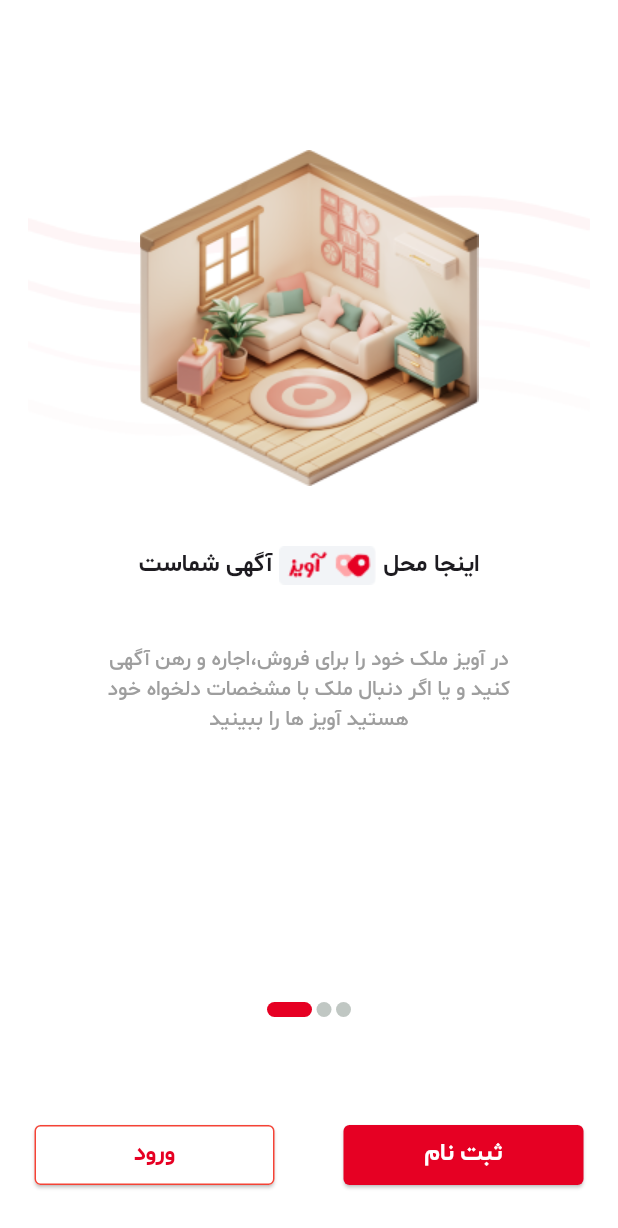
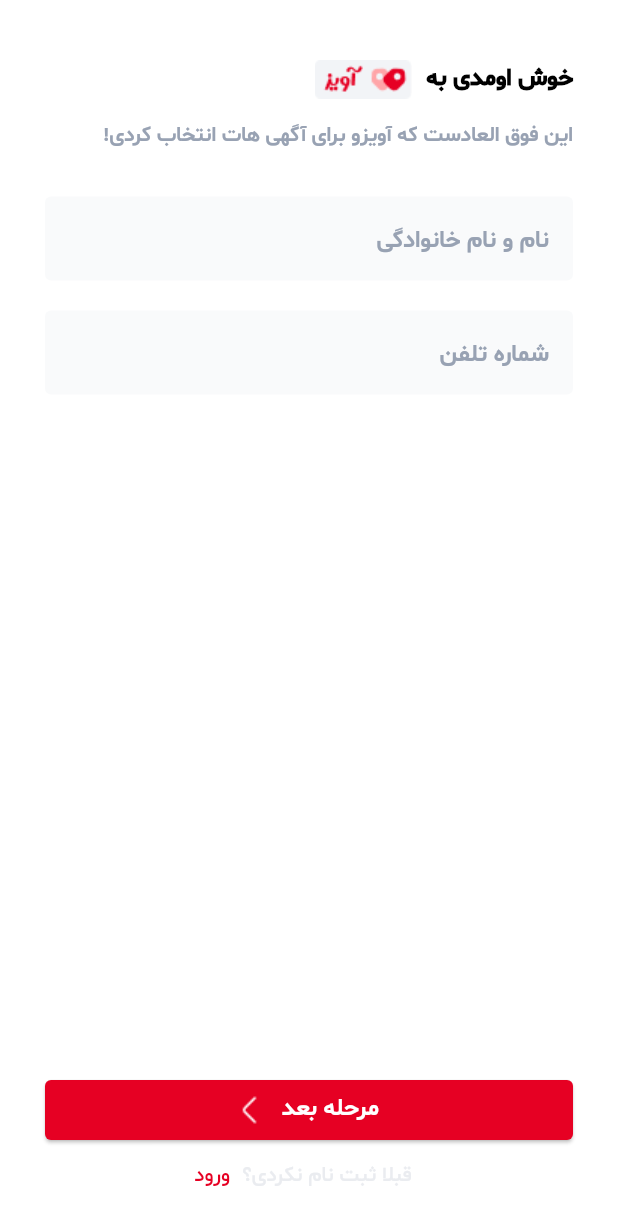
Before and after one commit to mahdiramezanii/AvizApplication, a Flutter app: the WelcomScrean screen opened directly, after a tap on "ثبت نام", on a phone screen of 412 x 824 dp. Shown: the top 1228 px of the screen. Run offline on Flutter 3.47's test engine with Material 3 defaults, Android fonts, the phone set to English and light mode, and no system bars; drawn by our look-alikes of smooth_page_indicator.

Commit message:
complated RegisterScrean and add new screan -> HomeScrean

```diff
--- a/lib/constant/colors.dart
+++ b/lib/constant/colors.dart
@@ -11,6 +11,7 @@ class MyColors{
   static Color grey500=const Color.fromRGBO(152, 162, 179, 1);
   static Color grey300=const Color.fromRGBO(234, 236, 240, 1);
   static Color grey400=const Color.fromRGBO(234, 236, 240, 1);
+  static Color grey100=const Color.fromRGBO(249, 250, 251, 1);
 
   static Color white=const Color(0xffEAEEEC);
   static Color grey=const Color(0xffC0C7C3);
--- a/lib/main.dart
+++ b/lib/main.dart
@@ -1,4 +1,4 @@
-import 'package:aviz_application/screan/welocm_screan.dart';
+import 'package:aviz_application/screan/home_screan.dart';
 import 'package:flutter/material.dart';
 
 void main() {
@@ -9,7 +9,7 @@ class MyApp extends StatelessWidget {
   @override
   Widget build(BuildContext context) {
     return  MaterialApp(
-      home: WelcomScrean()
+      home: HomeScrean()
     );
   }
 }
--- a/lib/screan/confirm_mobile_screan.dart
+++ b/lib/screan/confirm_mobile_screan.dart
@@ -1,5 +1,3 @@
-import 'dart:async';
-import 'dart:ffi';
 
 import 'package:aviz_application/constant/colors.dart';
 import 'package:flutter/material.dart';
@@ -20,13 +18,14 @@ class ConfirmMobileScrean extends StatelessWidget {
         padding: const EdgeInsets.symmetric(horizontal: 30),
         child: Column(
           crossAxisAlignment: CrossAxisAlignment.end,
+          mainAxisAlignment: MainAxisAlignment.center,
           children: [
             const SizedBox(
               height: 70,
               width: double.infinity,
             ),
             const Text(
-              "شماره موبایل",
+              "تایید شماره موبایل" ,
               style: TextStyle(
                 color: Colors.black,
                 fontFamily: "sb",
@@ -48,9 +47,7 @@ class ConfirmMobileScrean extends StatelessWidget {
             const SizedBox(
               height: 30,
             ),
-            Directionality(
-              textDirection: TextDirection.rtl,
-              child: Row(
+            Row(
               mainAxisAlignment: MainAxisAlignment.spaceAround,
               children: [
                 InputNumberTextField(
@@ -75,7 +72,6 @@ class ConfirmMobileScrean extends StatelessWidget {
                 ),
               ],
             ),
-            ),
             const SizedBox(
               height: 30,
             ),
@@ -95,22 +91,44 @@ class ConfirmMobileScrean extends StatelessWidget {
                 ),
                 const Text(
                   "00:45",
-                  style:  TextStyle(
+                  style: TextStyle(
                     color: Colors.black,
                     fontFamily: "sb",
                     fontSize: 16,
                   ),
+                ),
+              ],
+            ),
+            const Spacer(),
+            Center(
+              child: ElevatedButton(
+                style: ElevatedButton.styleFrom(
+                  maximumSize:const Size(400,80),
+                  minimumSize: const Size(350,40),
+
+                  backgroundColor: MyColors.red3,
+                  shape: RoundedRectangleBorder(
+                    borderRadius: BorderRadius.circular(4)
                   )
-              ],
-            )
+
+                ),
+                onPressed: () {},
+                child: const Text(
+                  "تایید ورود",
+                  style: TextStyle(
+                    color: Colors.white,
+                    fontFamily: "sb",
+                    fontSize: 16,
+                  ),
+                ),
+              ),
+            ),
+            const SizedBox(height: 16,)
           ],
         ),
       ),
     );
   }
-
-
-
 }
 
 class InputNumberTextField extends StatelessWidget {
--- /dev/null
+++ b/lib/screan/home_screan.dart
@@ -0,0 +1,35 @@
+import 'package:flutter/material.dart';
+import 'package:flutter/widgets.dart';
+
+class HomeScrean extends StatelessWidget {
+  @override
+  Widget build(BuildContext context) {
+    return Scaffold(
+
+      appBar: getAppBar(),
+      backgroundColor: Colors.white,
+      body: const SafeArea(
+        child: Column(
+          crossAxisAlignment: CrossAxisAlignment.center,
+          children: [
+            Row(
+              children: [
+                Text("")
+              ],
+            )
+          ],
+        ),
+      ),
+    );
+  }
+
+  PreferredSizeWidget getAppBar() {
+    return AppBar(
+      backgroundColor: Colors.white,
+      title: Transform.scale(
+          scale: 1.5,
+          child: const Image(image: AssetImage("assets/images/avizhome.png"))),
+      centerTitle: true,
+    );
+  }
+}
--- /dev/null
+++ b/lib/screan/register_screan.dart
@@ -0,0 +1,149 @@
+import 'package:aviz_application/constant/colors.dart';
+import 'package:flutter/material.dart';
+import 'package:flutter/widgets.dart';
+
+class RegisterScrean extends StatelessWidget {
+  @override
+  Widget build(BuildContext context) {
+    return Scaffold(
+      backgroundColor: Colors.white,
+      body: SafeArea(
+          child: Padding(
+        padding: const EdgeInsets.symmetric(horizontal: 30),
+        child: Column(
+          crossAxisAlignment: CrossAxisAlignment.end,
+          children: [
+            const SizedBox(
+              height: 40,
+            ),
+            const Row(
+              mainAxisAlignment: MainAxisAlignment.end,
+              children: [
+                Image(image: AssetImage("assets/images/aviz.png")),
+                Text(
+                  "  خوش اومدی به",
+                  style: TextStyle(
+                      color: Colors.black,
+                      fontFamily: "sb",
+                      fontSize: 16,
+                      fontWeight: FontWeight.w900),
+                ),
+              ],
+            ),
+            const SizedBox(
+              height: 15,
+            ),
+            Text(
+              "این فوق العادست که آویزو برای آگهی هات انتخاب کردی!",
+              textDirection: TextDirection.rtl,
+              style: TextStyle(
+                color: MyColors.grey500,
+                fontFamily: "sb",
+                fontSize: 14,
+              ),
+            ),
+            const SizedBox(
+              height: 30,
+            ),
+            Directionality(
+              textDirection: TextDirection.rtl,
+              child: TextField(
+                decoration: InputDecoration(
+                    fillColor: MyColors.grey100,
+                    filled: true,
+                    hintText: "نام و نام خانوادگی",
+                    hintStyle: TextStyle(
+                      fontFamily: "sb",
+                      fontSize: 16,
+                      color: MyColors.grey500,
+                    ),
+                    enabledBorder: OutlineInputBorder(
+                      borderRadius: BorderRadius.circular(4),
+                      borderSide: BorderSide.none,
+                    ),
+                    focusedBorder: OutlineInputBorder(
+                      borderRadius: BorderRadius.circular(4),
+                      borderSide: BorderSide(color: MyColors.red3),
+                    )),
+              ),
+            ),
+            const SizedBox(
+              height: 20,
+            ),
+            Directionality(
+              textDirection: TextDirection.rtl,
+              child: TextField(
+                decoration: InputDecoration(
+                    fillColor: MyColors.grey100,
+                    filled: true,
+                    hintText: "شماره تلفن",
+                    hintStyle: TextStyle(
+                      fontFamily: "sb",
+                      fontSize: 16,
+                      color: MyColors.grey500,
+                    ),
+                    enabledBorder: OutlineInputBorder(
+                      borderRadius: BorderRadius.circular(4),
+                      borderSide: BorderSide.none,
+                    ),
+                    focusedBorder: OutlineInputBorder(
+                      borderRadius: BorderRadius.circular(4),
+                      borderSide: BorderSide(color: MyColors.red3),
+                    )),
+              ),
+            ),
+            const Spacer(),
+            ElevatedButton(
+              style: ElevatedButton.styleFrom(
+                  backgroundColor: MyColors.red3,
+                  shape: RoundedRectangleBorder(
+                      borderRadius: BorderRadius.circular(4))),
+              onPressed: () {},
+              child: const Row(
+                mainAxisAlignment: MainAxisAlignment.center,
+                children: [
+                  Image(image: AssetImage("assets/images/shift-left.png")),
+                  Text(
+                    "  مرحله بعد ",
+                    style: TextStyle(
+                      color: Colors.white,
+                      fontFamily: "sb",
+                      fontSize: 16,
+                    ),
+                  ),
+                ],
+              ),
+            ),
+            const SizedBox(
+              height: 10,
+            ),
+            Row(
+              mainAxisAlignment: MainAxisAlignment.center,
+              children: [
+                Text(
+                  "ورود",
+                  style: TextStyle(
+                    color: MyColors.red3,
+                    fontFamily: "sm",
+                    fontSize: 14,
+                  ),
+                ),
+                Text(
+                  "  قبلا ثبت نام نکردی؟  ",
+                  style: TextStyle(
+                    color: MyColors.grey400,
+                    fontFamily: "sm",
+                    fontSize: 14,
+                  ),
+                ),
+              ],
+            ),
+            const SizedBox(
+              height: 30,
+            )
+          ],
+        ),
+      )),
+    );
+  }
+}
--- a/lib/screan/welocm_screan.dart
+++ b/lib/screan/welocm_screan.dart
@@ -1,5 +1,6 @@
 import 'package:aviz_application/constant/colors.dart';
 import 'package:aviz_application/screan/login_screan.dart';
+import 'package:aviz_application/screan/register_screan.dart';
 import 'package:flutter/material.dart';
 import 'package:smooth_page_indicator/smooth_page_indicator.dart';
 
@@ -75,7 +76,15 @@ class WelcomScrean extends StatelessWidget {
                       borderRadius: BorderRadius.circular(4),
                     ),
                   ),
-                  onPressed: () {},
+                  onPressed: () {
+                    Navigator.of(context).push(
+                      MaterialPageRoute(builder: (BuildContext context){
+
+                        return RegisterScrean();
+
+                      })
+                    );
+                  },
                   child: const Text(
                     "ثبت نام",
                     style: TextStyle(
```
Also changed, not shown: assets/images/avizhome.png (added). Lines whose indentation alone changed are shown as unchanged.
